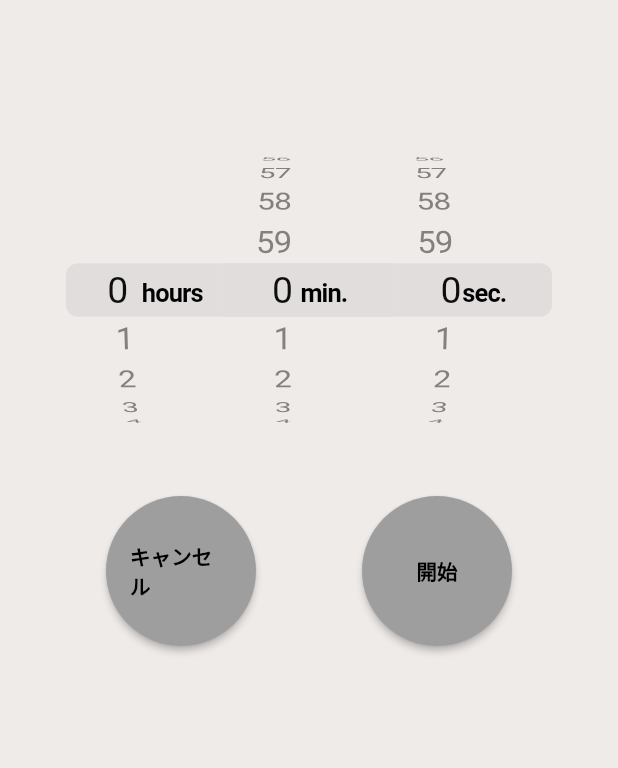
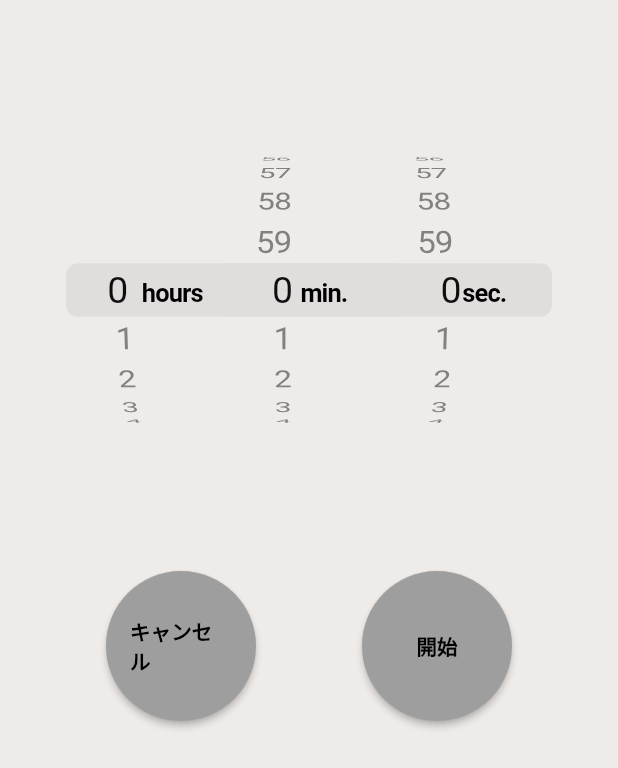
Before and after one commit to iseruuuuu/vibration_timer_app, a Flutter app: the screen it shows after launch, on a phone screen of 412 x 824 dp. Shown: the top 768 px of the screen. Run offline on Flutter 3.47's test engine with Material 2 defaults, Android fonts, the phone set to English and light mode, and no system bars; our stand-ins replace flutter_local_notifications, freezed_annotation, state_notifier, timer_count_down, vibration; missing offline and left inert: flutter_state_notifier.

Commit message:
add: blacnk

```diff
--- a/lib/title/title_ful_screen.dart
+++ b/lib/title/title_ful_screen.dart
@@ -115,6 +115,7 @@ class _TitleFulScreenState extends State<TitleFulScreen> {
                     },
                   ),
                 ),
+          const SizedBox(height: 50,),
           Row(
             mainAxisAlignment: MainAxisAlignment.spaceEvenly,
             children: [
```
